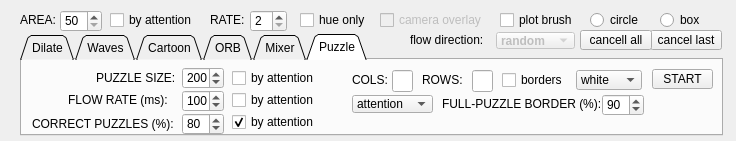
Old version of the form ui/ocvcontrols.ui in the repository androxim/minddrawplay.
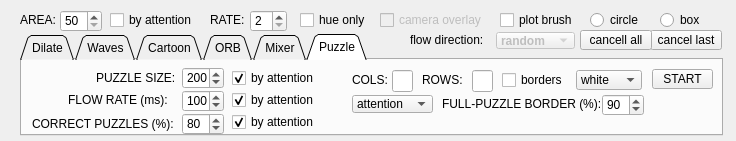
New version of the form. The open tabs and pages were chosen to show the change.

```diff
--- a/ui/ocvcontrols.ui
+++ b/ui/ocvcontrols.ui
@@ -1051,6 +1051,9 @@
      <property name="text">
       <string>by attention</string>
      </property>
+     <property name="checked">
+      <bool>true</bool>
+     </property>
     </widget>
     <widget class="QCheckBox" name="checkBox_21">
      <property name="enabled">
@@ -1067,6 +1070,9 @@
      <property name="text">
       <string>by attention</string>
      </property>
+     <property name="checked">
+      <bool>true</bool>
+     </property>
     </widget>
     <widget class="QCheckBox" name="checkBox_22">
      <property name="enabled">
```
Left out of the diff: 2 changed lines with no effect on the pictures.
